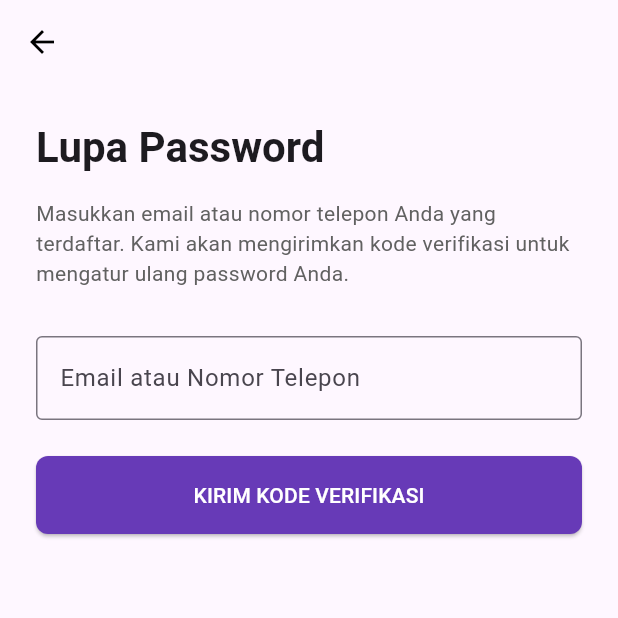
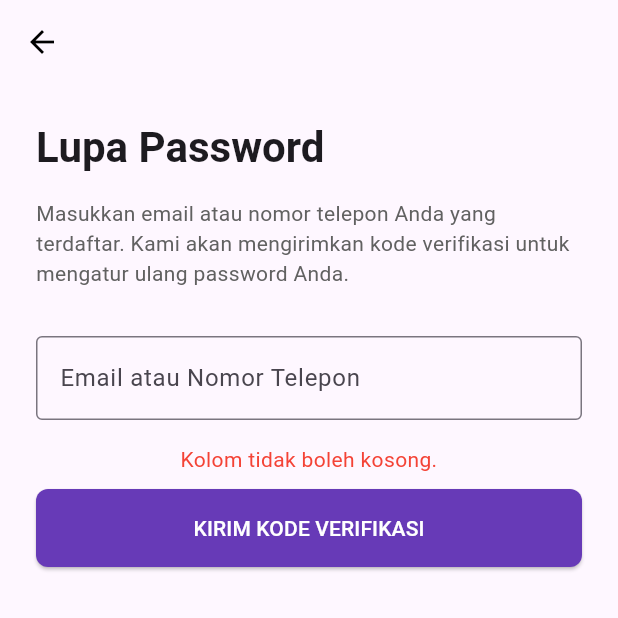
Before and after one commit to piksemos-org/piksel_mos, a Flutter app: the ForgotPasswordScreen screen opened directly, after a tap on "KIRIM KODE VERIFIKASI", on a phone screen of 412 x 824 dp, the top half of it. Run offline on Flutter 3.47's test engine with Material 3 defaults, Android fonts, the phone set to English and light mode, and no system bars.

Commit message:
Terbaru 2

```diff
--- a/lib/screens/auth/forgot_password_screen.dart
+++ b/lib/screens/auth/forgot_password_screen.dart
@@ -1,13 +1,83 @@
 import 'package:flutter/material.dart';
+import 'package:http/http.dart' as http;
+import 'dart:convert';
+import 'package:piksel_mos/screens/auth/reset_password_screen.dart';
 
-class ForgotPasswordScreen extends StatelessWidget {
+class ForgotPasswordScreen extends StatefulWidget {
   const ForgotPasswordScreen({super.key});
+
+  @override
+  State<ForgotPasswordScreen> createState() => _ForgotPasswordScreenState();
+}
+
+class _ForgotPasswordScreenState extends State<ForgotPasswordScreen> {
+  final _emailPhoneController = TextEditingController();
+  bool _isLoading = false;
+  String? _errorMessage;
+
+  @override
+  void dispose() {
+    _emailPhoneController.dispose();
+    super.dispose();
+  }
+
+  Future<void> _sendResetCode() async {
+    if (_emailPhoneController.text.isEmpty) {
+      setState(() {
+        _errorMessage = 'Kolom tidak boleh kosong.';
+      });
+      return;
+    }
+
+    setState(() {
+      _isLoading = true;
+      _errorMessage = null;
+    });
+
+    try {
+      final url = Uri.parse('http://178.128.18.30:3000/api/auth/forgot-password');
+      final headers = {'Content-Type': 'application/json; charset=UTF-8'};
+      final body = json.encode({'emailOrPhone': _emailPhoneController.text});
+
+      final response = await http.post(url, headers: headers, body: body);
+
+      if (mounted) {
+        if (response.statusCode == 200) {
+          // 2a & 2b. Mengaktifkan navigasi dan mengirim data
+          Navigator.push(
+            context,
+            MaterialPageRoute(
+              builder: (context) => ResetPasswordScreen(
+                emailOrPhone: _emailPhoneController.text,
+              ),
+            ),
+          );
+        } else {
+          final responseData = json.decode(response.body);
+          setState(() {
+            _errorMessage = responseData['message'] ?? 'Gagal mengirim kode.';
+          });
+        }
+      }
+    } catch (e) {
+      if (mounted) {
+        setState(() {
+          _errorMessage = 'Gagal terhubung ke server. Periksa koneksi Anda.';
+        });
+      }
+    } finally {
+      if (mounted) {
+        setState(() {
+          _isLoading = false;
+        });
+      }
+    }
+  }
 
   @override
   Widget build(BuildContext context) {
     return Scaffold(
       appBar: AppBar(
-        // AppBar transparan dengan tombol kembali
         backgroundColor: Colors.transparent,
         elevation: 0,
         leading: IconButton(
@@ -25,7 +95,6 @@ class ForgotPasswordScreen extends StatelessWidget {
               crossAxisAlignment: CrossAxisAlignment.stretch,
               children: [
                 const SizedBox(height: 24),
-                // Judul Halaman
                 Text(
                   'Lupa Password',
                   style: Theme.of(context).textTheme.headlineMedium?.copyWith(
@@ -33,7 +102,6 @@ class ForgotPasswordScreen extends StatelessWidget {
                   ),
                 ),
                 const SizedBox(height: 16),
-                // Teks Instruksi
                 Text(
                   'Masukkan email atau nomor telepon Anda yang terdaftar. Kami akan mengirimkan kode verifikasi untuk mengatur ulang password Anda.',
                   style: Theme.of(context).textTheme.bodyMedium?.copyWith(
@@ -41,26 +109,41 @@ class ForgotPasswordScreen extends StatelessWidget {
                   ),
                 ),
                 const SizedBox(height: 32),
-                // Kolom Input
-                const TextField(
-                  decoration: InputDecoration(
+                TextField(
+                  controller: _emailPhoneController,
+                  decoration: const InputDecoration(
                     labelText: 'Email atau Nomor Telepon',
                     border: OutlineInputBorder(),
                   ),
                   keyboardType: TextInputType.emailAddress,
                 ),
-                const SizedBox(height: 24),
-                // Tombol Aksi
+                const SizedBox(height: 16),
+                if (_errorMessage != null)
+                  Padding(
+                    padding: const EdgeInsets.only(bottom: 10.0),
+                    child: Text(
+                      _errorMessage!,
+                      style: const TextStyle(color: Colors.red, fontSize: 14),
+                      textAlign: TextAlign.center,
+                    ),
+                  ),
                 ElevatedButton(
-                  onPressed: () {
-                    print('Kirim kode verifikasi...');
-                  },
+                  onPressed: _isLoading ? null : _sendResetCode,
                   style: ElevatedButton.styleFrom(
                     backgroundColor: Colors.deepPurple,
                     foregroundColor: Colors.white,
                     padding: const EdgeInsets.symmetric(vertical: 16),
                   ),
-                  child: const Text('KIRIM KODE VERIFIKASI'),
+                  child: _isLoading
+                      ? const SizedBox(
+                    height: 20,
+                    width: 20,
+                    child: CircularProgressIndicator(
+                      color: Colors.white,
+                      strokeWidth: 3,
+                    ),
+                  )
+                      : const Text('KIRIM KODE VERIFIKASI'),
                 ),
               ],
             ),
```
Also changed, not shown: lib/screens/auth/reset_password_screen.dart (+12 -9 lines).
